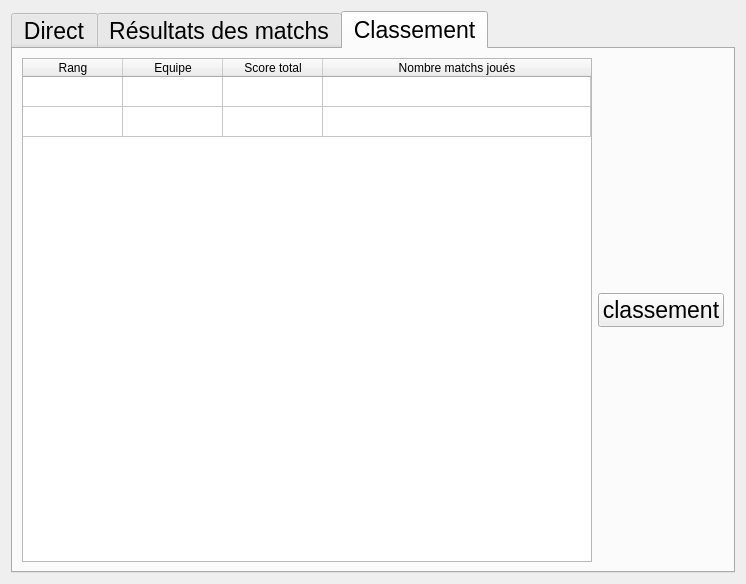
Old version of the form trunk/CRA/fenetre.ui in the repository aperrin/python-adventure.
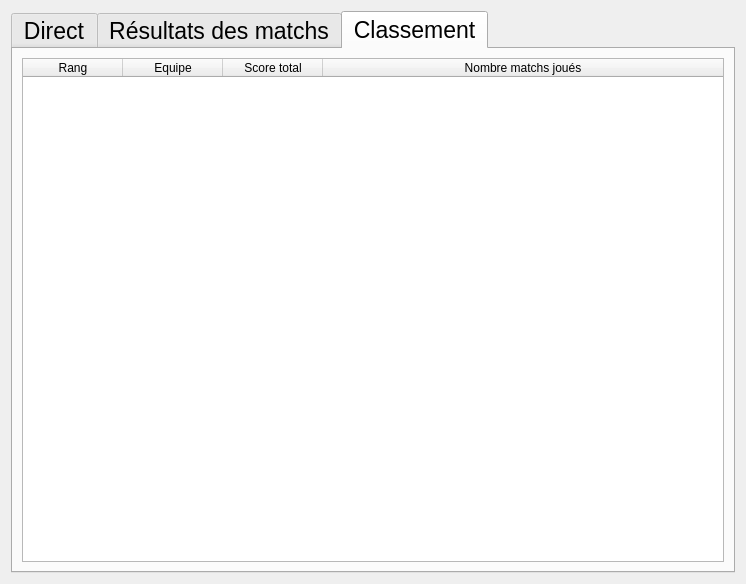
New version of the form. The open tabs and pages were chosen to show the change. Icons and pictures are not drawn.

Commit message: cosmetique fini. l'enregistrement des vidéos est corompue On va regarder ce qu'on peut faire pour ça.

Patch:
```diff
--- a/trunk/CRA/fenetre.ui
+++ b/trunk/CRA/fenetre.ui
@@ -444,16 +444,6 @@
          <attribute name="verticalHeaderHighlightSections">
           <bool>true</bool>
          </attribute>
-         <row>
-          <property name="text">
-           <string>Nouvelle ligne</string>
-          </property>
-         </row>
-         <row>
-          <property name="text">
-           <string>2</string>
-          </property>
-         </row>
          <column>
           <property name="text">
            <string>Rang</string>
@@ -476,13 +466,6 @@
          </column>
         </widget>
        </item>
-       <item>
-        <widget class="QPushButton" name="pushButton_5">
-         <property name="text">
-          <string>classement</string>
-         </property>
-        </widget>
-       </item>
       </layout>
      </widget>
     </widget>
```
Left out of the diff: 2 changed lines with no effect on the pictures. The commit also changes 1 other file.
